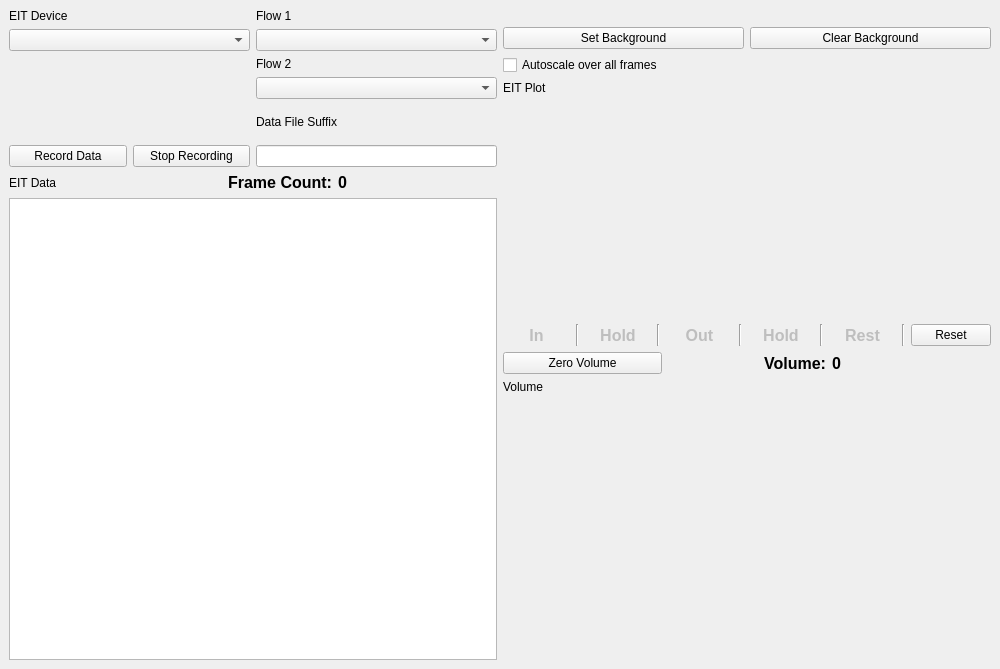
Above: layout/eit_with_dual_flow.ui from ABI-EIT/EIT_Data_Acquisition before the change. Below: the same form after it.
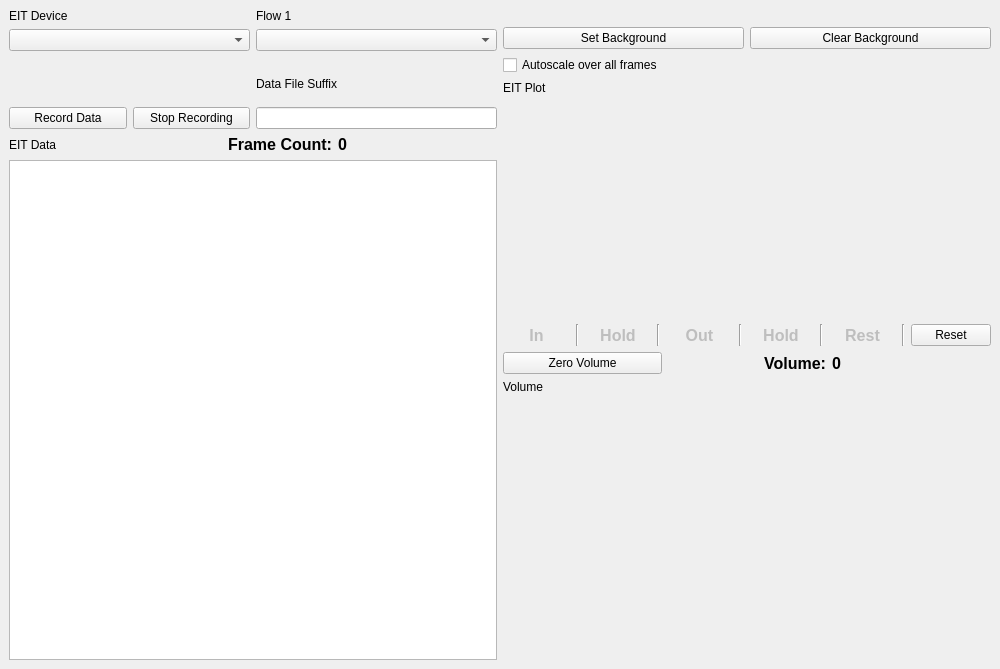
That is the form after the change.

Commit message:
deleting extra flow combo box
fixing volume label

Diff of the .ui file:
```diff
--- a/layout/eit_with_dual_flow.ui
+++ b/layout/eit_with_dual_flow.ui
@@ -391,24 +391,17 @@
            </widget>
           </item>
           <item>
-           <widget class="QLabel" name="label_22">
-            <property name="text">
-             <string>Flow 2</string>
+           <spacer name="verticalSpacer_2">
+            <property name="orientation">
+             <enum>Qt::Vertical</enum>
             </property>
-           </widget>
-          </item>
-          <item>
-           <widget class="QComboBox" name="comboBoxFlow2">
-            <property name="sizePolicy">
-             <sizepolicy hsizetype="Expanding" vsizetype="Fixed">
-              <horstretch>0</horstretch>
-              <verstretch>0</verstretch>
-             </sizepolicy>
+            <property name="sizeHint" stdset="0">
+             <size>
+              <width>20</width>
+              <height>10</height>
+             </size>
             </property>
-            <property name="currentText">
-             <string/>
-            </property>
-           </widget>
+           </spacer>
           </item>
          </layout>
         </item>
```
The commit also changes 3 other files.
